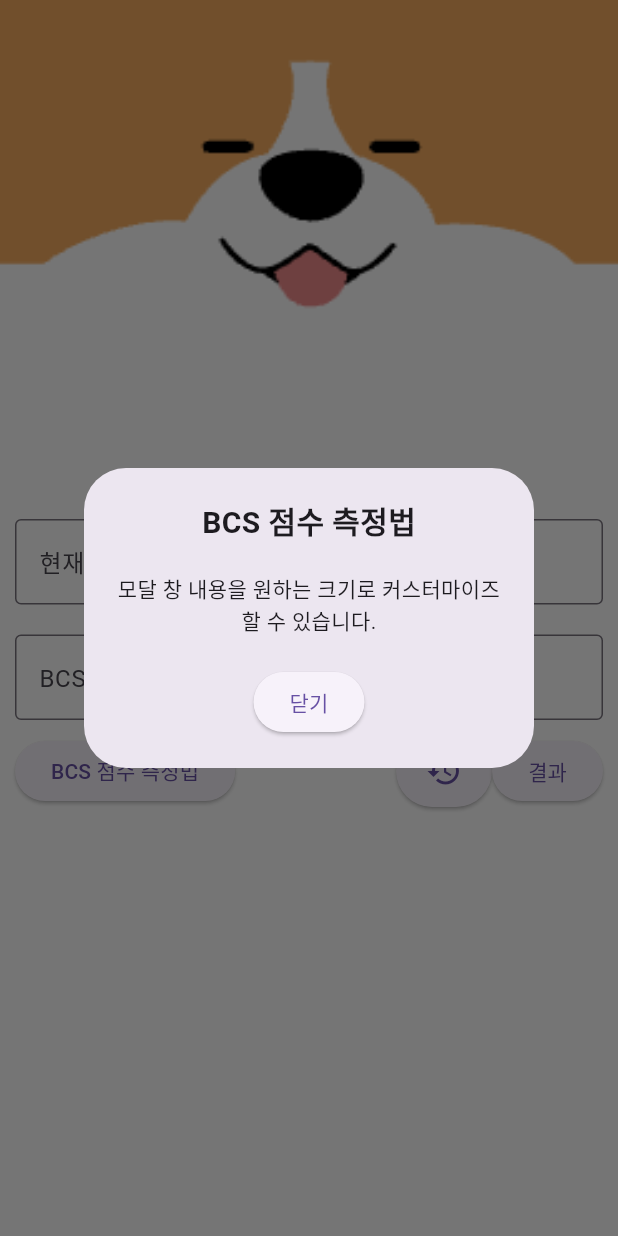
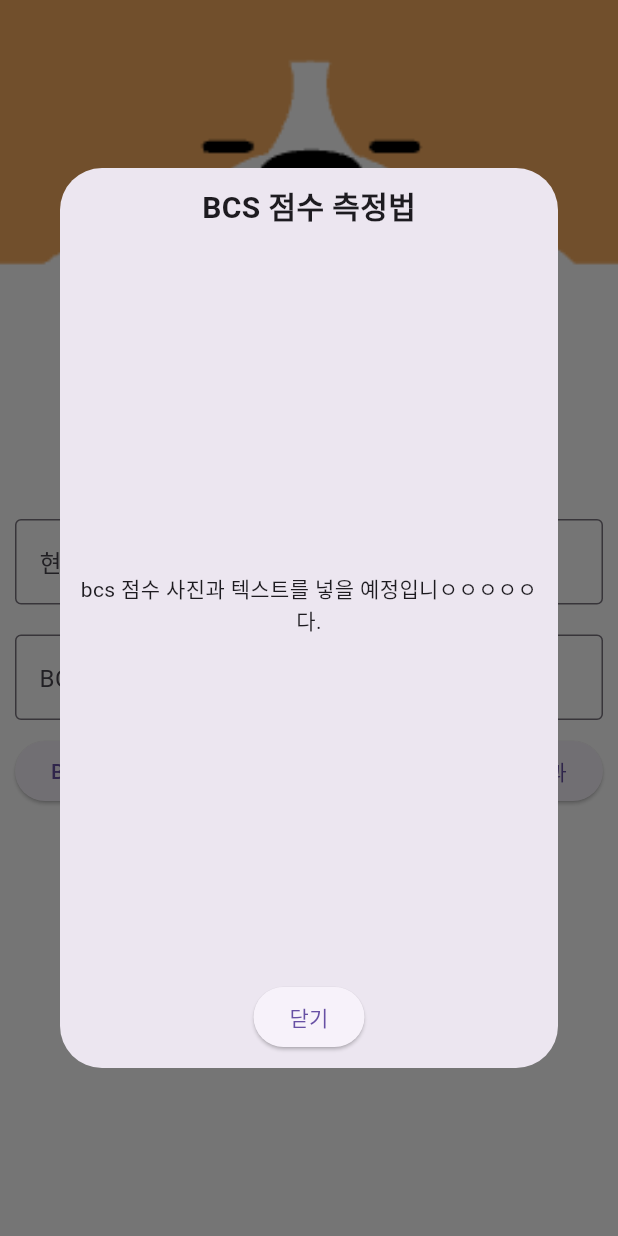
Before and after one commit to HACCP92/bmi_calculator, a Flutter app: the screen it shows after launch, after a tap on "BCS 점수 측정법", on a phone screen of 412 x 824 dp. Run offline on Flutter 3.47's test engine with Material 2 defaults, Android fonts, the phone set to English and light mode, and no system bars; our stand-ins replace go_router, lottie, shared_preferences.

Commit message:
ADD : Dialog로 모달창 설정 및 모달안에 이미지 넣기와 설명글 추가로 넣을 예정

```diff
--- a/lib/presentation/main/main_screen.dart
+++ b/lib/presentation/main/main_screen.dart
@@ -151,35 +151,37 @@ class _MainScreenState extends State<MainScreen> {
                         onPressed: () {
                           showDialog(
                             context: context,
-                            builder: (context) {
+                            barrierDismissible: true,
+                            builder: (BuildContext context) {
                               return Dialog(
                                 child: Container(
-                                  width: 300, // 원하는 넓이로 변경
-                                  height: 200, // 원하는 높이로 변경
-                                  padding: EdgeInsets.all(20),
+                                  width: 800, // 원하는 넓이로 변경
+                                  height: 600, // 원하는 높이로 변경
+                                  padding: const EdgeInsets.all(10),
                                   child: Column(
-                                    mainAxisAlignment: MainAxisAlignment.center,
+                                    mainAxisAlignment:
+                                        MainAxisAlignment.spaceBetween,
                                     crossAxisAlignment:
                                         CrossAxisAlignment.center,
                                     children: [
-                                      Text(
+                                      const Text(
                                         'BCS 점수 측정법',
                                         style: TextStyle(
                                           fontSize: 20,
                                           fontWeight: FontWeight.bold,
                                         ),
                                       ),
-                                      SizedBox(height: 20),
-                                      Text(
-                                        '모달 창 내용을 원하는 크기로 커스터마이즈할 수 있습니다.',
+                                      const SizedBox(height: 20),
+                                      const Text(
+                                        'bcs 점수 사진과 텍스트를 넣을 예정입니ㅇㅇㅇㅇㅇ다.',
                                         textAlign: TextAlign.center,
                                       ),
-                                      SizedBox(height: 20),
+                                      const SizedBox(height: 20),
                                       ElevatedButton(
                                         onPressed: () {
                                           Navigator.of(context).pop();
                                         },
-                                        child: Text('닫기'),
+                                        child: const Text('닫기'),
                                       ),
                                     ],
                                   ),
--- a/pubspec.yaml
+++ b/pubspec.yaml
@@ -69,6 +69,11 @@ flutter:
     - assets/dog_image1.png
     - assets/dog_image2.png
     - assets/dog_image3.png
+    - assets/dog_image1_rate.png
+    - assets/dog_image2_rate.png
+    - assets/dog_image3_rate.png
+    - assets/dog_image4_rate.png
+    - assets/dog_image5_rate.png
   #   - images/a_dot_burr.jpeg
   #   - images/a_dot_ham.jpeg
 
```
Also changed, not shown: assets/dog_image1_rate.png (added), assets/dog_image2_rate.png (added), assets/dog_image3_rate.png (added), assets/dog_image4_rate.png (added), assets/dog_image5_rate.png (added).
